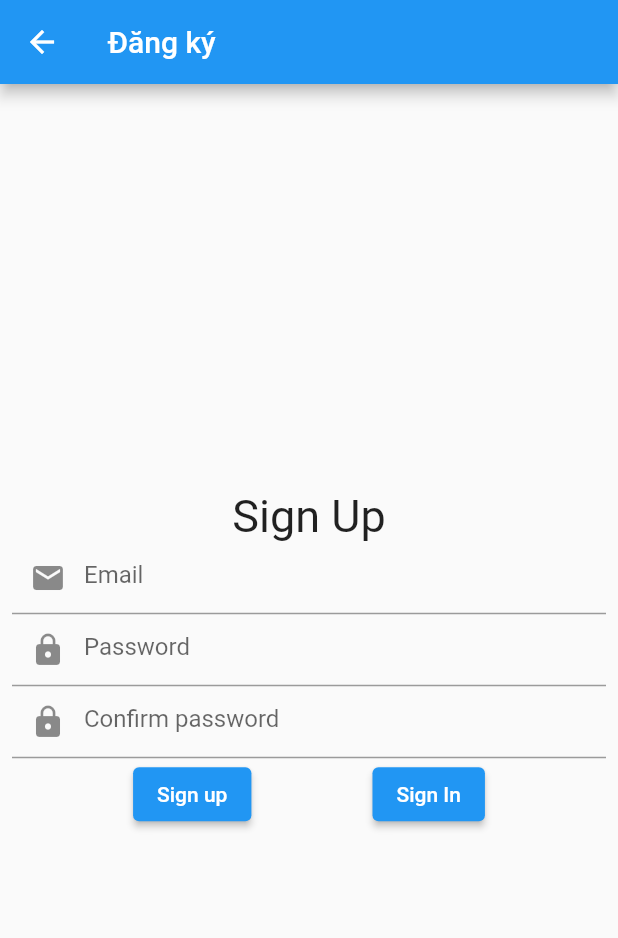
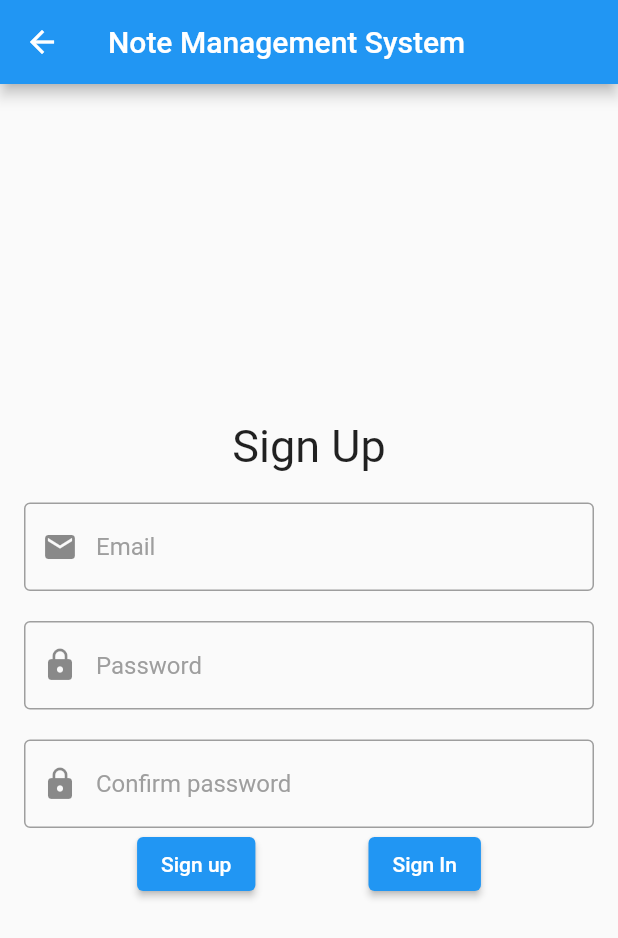
Before and after one commit to duyduc2809/MockProject1, a Flutter app: the DualFormScreen screen opened directly, after a tap on "Sign in", after a tap on the "person add" icon, on a phone screen of 412 x 824 dp. Shown: the top 938 px of the screen. Run offline on Flutter 3.47's test engine with Material 2 defaults, Android fonts, the phone set to English and light mode, and no system bars; our stand-ins replace pie_chart, shared_preferences, sqflite; accounts and stored records are empty.

Commit message:
add CustomInputDecoration, add spaceBetweenField const, change input decoration in SignIn, SignUp form
mấy cái TextField đang dùng InputDecoration thì chuyển sang CustomInputDecoration nha, để sau sửa giao diện cho tiện, thông số trong SizedBox để chỉnh khoảng cách giữa các Field thì sửa lại thành spaceBetweenField luôn nha

```diff
--- a/lib/constants/DimensionConstant.dart
+++ b/lib/constants/DimensionConstant.dart
@@ -6,7 +6,7 @@ const double kDefaultPadding = 16.0; // standard padding using default items
 const double kItemPadding = 10.0; // default padding between child widgets
 const double kMinPadding = 5.0; // minimum default padding
 const double kTopPadding = 8.0; // default top padding
-
+const double spaceBetweenField = 20.0;
 const double kDefaultIconSize = 18;
 
 const BorderRadius kDefaultBorderRadius = BorderRadius.all(Radius.circular(8));
--- a/lib/main.dart
+++ b/lib/main.dart
@@ -13,7 +13,7 @@ class MyApp extends StatelessWidget {
   Widget build(BuildContext context) {
     return MaterialApp(
       debugShowCheckedModeBanner: false,
-      home: HomePage(),
+      home: DualFormScreen(),
     );
   }
 }
--- a/lib/screens/DualFormScreen.dart
+++ b/lib/screens/DualFormScreen.dart
@@ -18,10 +18,10 @@ class _DualFormScreenState extends State<DualFormScreen> {
   Widget build(BuildContext context) {
     return Scaffold(
       appBar: AppBar(
-        title: Text(_currentForm == FormType.login ? 'Đăng nhập' : 'Đăng ký'),
+        title: Text('Note Management System'),
       ),
       body: Padding(
-        padding: const EdgeInsets.all(kTopPadding),
+        padding: const EdgeInsets.all(kDefaultPadding),
         child: Column(
           mainAxisAlignment: MainAxisAlignment.center,
           children: [
--- a/lib/screens/homeScreen.dart
+++ b/lib/screens/homeScreen.dart
@@ -23,6 +23,12 @@ class _HomePageState extends State<HomePage> {
     setState(() {
       currentIndex = index;
     });
+  }
+
+  @override
+  void initState() {
+    // TODO: implement initState
+    super.initState();
   }
 
   @override
--- /dev/null
+++ b/lib/widgets/CustomInputDecoration.dart
@@ -0,0 +1,33 @@
+import 'package:flutter/material.dart';
+
+class CustomInputDecoration extends InputDecoration {
+  CustomInputDecoration({
+    String? labelText,
+    required String hintText,
+    required Icon prefixIcon,
+    Icon? suffixIcon,
+    bool enabled = true,
+  }) : super(
+    labelText: labelText,
+    hintText: hintText,
+    prefixIcon: prefixIcon,
+    suffixIcon: suffixIcon,
+    enabled: enabled,
+    border: const OutlineInputBorder(),
+    // Customize the properties below according to your needs
+    focusedBorder: const OutlineInputBorder(
+      borderSide: BorderSide(color: Colors.blue, width: 2.0),
+    ),
+    enabledBorder: const OutlineInputBorder(
+      borderSide: BorderSide(color: Colors.grey, width: 1.0),
+    ),
+    errorBorder: const OutlineInputBorder(
+      borderSide: BorderSide(color: Colors.red, width: 1.0),
+    ),
+    focusedErrorBorder: const OutlineInputBorder(
+      borderSide: BorderSide(color: Colors.red, width: 2.0),
+    ),
+    labelStyle: const TextStyle(color: Colors.green),
+    hintStyle: const TextStyle(color: Colors.grey),
+  );
+}
--- a/lib/widgets/LoginForm.dart
+++ b/lib/widgets/LoginForm.dart
@@ -1,17 +1,19 @@
 import 'dart:io';
 
 import 'package:flutter/material.dart';
+import 'package:mock_prj1/constants/DimensionConstant.dart';
 import 'package:mock_prj1/helpers/PrefHelper.dart';
 import '../Validator.dart';
 import '../helpers/SQLAccountHelper.dart';
 import 'package:shared_preferences/shared_preferences.dart';
 
 import '../screens/HomeScreen.dart';
+import 'CustomInputDecoration.dart';
 
 class LoginForm extends StatefulWidget {
   final VoidCallback onSwitchForm;
 
-  LoginForm({required this.onSwitchForm});
+  LoginForm({super.key, required this.onSwitchForm});
 
   @override
   State<LoginForm> createState() => _LoginFormState();
@@ -47,12 +49,14 @@ class _LoginFormState extends State<LoginForm> {
         key: _formKey,
         child: Column(
           children: [
+            const SizedBox(height: spaceBetweenField,),
             TextFormField(
               controller: _emailController,
               validator: (value) => Validator.emailValidator(value),
-              decoration: const InputDecoration(
+              decoration:  CustomInputDecoration(
                   prefixIcon: Icon(Icons.email), hintText: 'Email'),
             ),
+            const SizedBox(height: spaceBetweenField,),
             TextFormField(
               obscureText: true,
               controller: _passwordController,
@@ -62,11 +66,11 @@ class _LoginFormState extends State<LoginForm> {
                 }
                 return null;
               },
-              decoration: const InputDecoration(
+              decoration: CustomInputDecoration(
                   prefixIcon: Icon(Icons.lock), hintText: 'Password'),
             ),
             CheckboxListTile(
-              title: Text("Remember me"),
+              title: const Text("Remember me"),
               value: _rememberMe,
               onChanged: (value) {
                 setState(() {
@@ -98,7 +102,7 @@ class _LoginFormState extends State<LoginForm> {
 
   _login() async {
     final account = await SQLAccountHelper.getAccounts();
-    account.forEach((acc) {
+    for (var acc in account) {
       if (acc['email'] == _emailController.text &&
           acc['password'] == _passwordController.text) {
         SQLAccountHelper.setCurrentAccount(_emailController);
@@ -110,6 +114,6 @@ class _LoginFormState extends State<LoginForm> {
         ScaffoldMessenger.of(this.context).showSnackBar(
             const SnackBar(content: Text('Wrong username or password')));
       }
-    });
+    }
   }
 }
--- a/lib/widgets/RegisterForm.dart
+++ b/lib/widgets/RegisterForm.dart
@@ -3,6 +3,8 @@ import 'package:mock_prj1/helpers/SQLAccountHelper.dart';
 
 import '../Validator.dart';
 import '../classes/Account.dart';
+import '../constants/DimensionConstant.dart';
+import 'CustomInputDecoration.dart';
 
 class RegisterForm extends StatelessWidget {
   final VoidCallback onSwitchForm;
@@ -20,26 +22,29 @@ class RegisterForm extends StatelessWidget {
         key: _formkey,
         child: Column(
           children: [
+            const SizedBox(height: spaceBetweenField,),
             TextFormField(
               controller: _emailController,
               validator: (value) => Validator.emailValidator(value),
-              decoration: const InputDecoration(
-                  prefixIcon: Icon(Icons.email), hintText: 'Email'),
+              decoration:  CustomInputDecoration(
+                  prefixIcon: const Icon(Icons.email), hintText: 'Email'),
             ),
+            const SizedBox(height: spaceBetweenField,),
             TextFormField(
               obscureText: true,
               controller: _passwordController,
               validator: (value) => Validator.passwordValidator(value),
-              decoration: const InputDecoration(
-                  prefixIcon: Icon(Icons.lock), hintText: 'Password'),
+              decoration:  CustomInputDecoration(
+                  prefixIcon: const Icon(Icons.lock), hintText: 'Password'),
             ),
+            const SizedBox(height: spaceBetweenField,),
             TextFormField(
               obscureText: true,
               controller: _confirmPassController,
               validator: (value) => Validator.confirmPasswordValidator(
                   value, _passwordController),
-              decoration: const InputDecoration(
-                  prefixIcon: Icon(Icons.lock), hintText: 'Confirm password'),
+              decoration:  CustomInputDecoration(
+                  prefixIcon: const Icon(Icons.lock), hintText: 'Confirm password'),
             ),
             Row(
               mainAxisAlignment: MainAxisAlignment.spaceEvenly,
```
